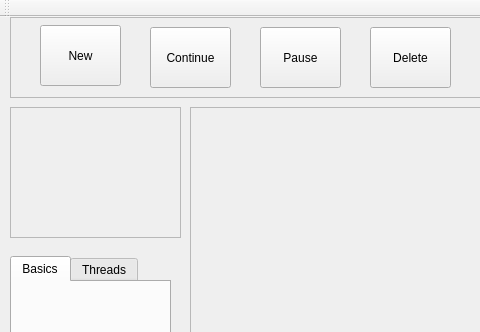
yue9944882/Snow, file SnowLINUX/mainwindow.ui: the form before one commit; both pictures show x 0 to 480 and y 0 to 332 of the 765 by 478 pixel window.
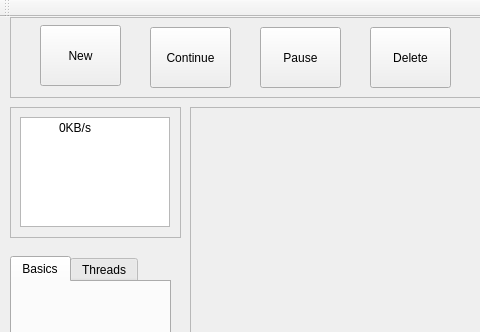
The form after the commit.

The edit to the form file:
```diff
--- a/SnowLINUX/mainwindow.ui
+++ b/SnowLINUX/mainwindow.ui
@@ -140,6 +140,32 @@
     <property name="frameShadow">
      <enum>QFrame::Raised</enum>
     </property>
+    <widget class="QGraphicsView" name="graphicsView">
+     <property name="geometry">
+      <rect>
+       <x>10</x>
+       <y>10</y>
+       <width>150</width>
+       <height>110</height>
+      </rect>
+     </property>
+    </widget>
+    <widget class="QLabel" name="speedLabel">
+     <property name="geometry">
+      <rect>
+       <x>10</x>
+       <y>10</y>
+       <width>71</width>
+       <height>21</height>
+      </rect>
+     </property>
+     <property name="text">
+      <string>0KB/s</string>
+     </property>
+     <property name="alignment">
+      <set>Qt::AlignRight|Qt::AlignTrailing|Qt::AlignVCenter</set>
+     </property>
+    </widget>
    </widget>
    <widget class="QTabWidget" name="InfoTags">
     <property name="geometry">
```
